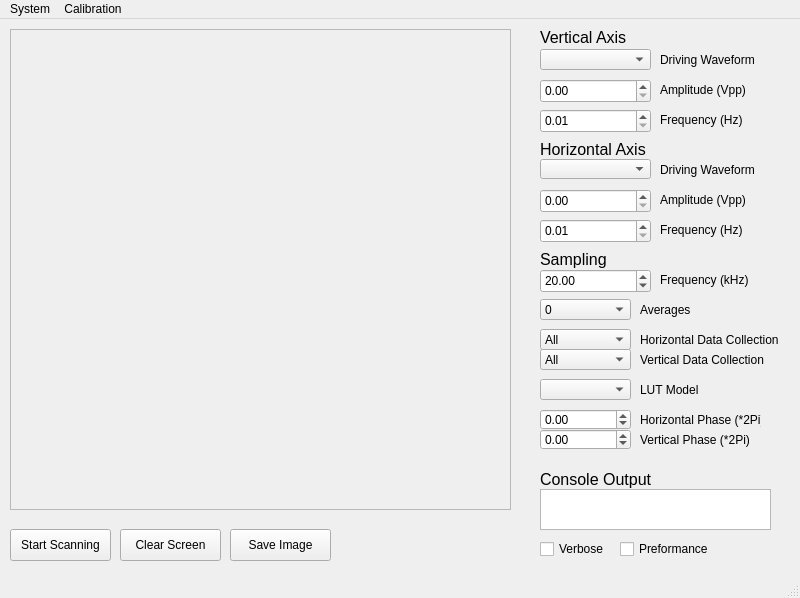
Before: the Qt Designer form Version 2.0/Software/Main/QT Application v4/Testbench.ui in Eblanken/Prakash_AWESEM, drawn with Qt 5.
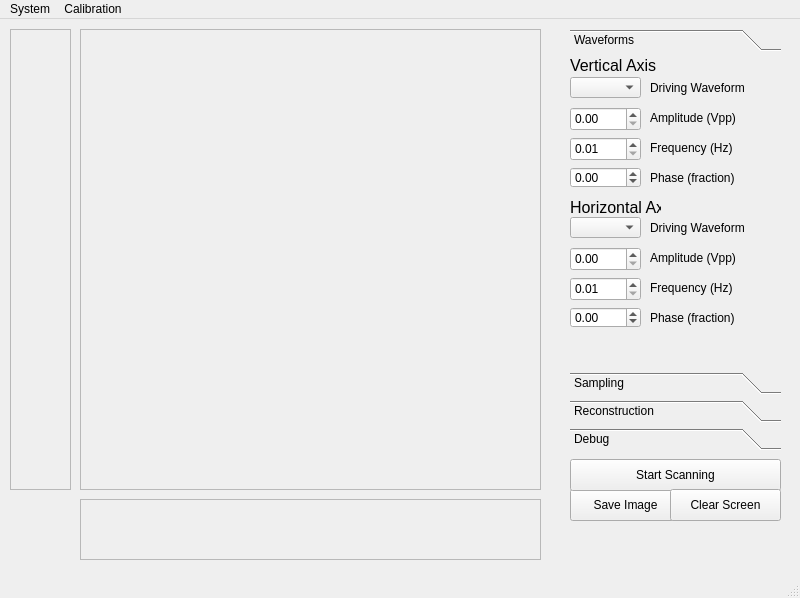
After: the same form once the commit is applied.

What changed in the file:
```diff
--- a/Version 2.0/Software/Main/QT Application v4/Testbench.ui
+++ b/Version 2.0/Software/Main/QT Application v4/Testbench.ui
@@ -14,114 +14,82 @@
    <string>MainWindow</string>
   </property>
   <widget class="QWidget" name="centralwidget">
-   <widget class="QDoubleSpinBox" name="Vertical_Amplitude_Spinbox">
+   <widget class="QPushButton" name="Save_Pushbutton">
     <property name="geometry">
      <rect>
-      <x>540</x>
-      <y>60</y>
+      <x>570</x>
+      <y>470</y>
       <width>111</width>
-      <height>24</height>
+      <height>32</height>
      </rect>
     </property>
-    <property name="keyboardTracking">
-     <bool>false</bool>
+    <property name="text">
+     <string>Save Image</string>
     </property>
-    <property name="maximum">
-     <double>3.300000000000000</double>
-    </property>
-    <property name="singleStep">
-     <double>0.100000000000000</double>
-    </property>
    </widget>
-   <widget class="QDoubleSpinBox" name="Vertical_Frequency_Spinbox">
+   <widget class="QPushButton" name="Scan_Pushbutton">
     <property name="geometry">
      <rect>
-      <x>540</x>
-      <y>90</y>
-      <width>111</width>
-      <height>24</height>
+      <x>570</x>
+      <y>440</y>
+      <width>211</width>
+      <height>32</height>
      </rect>
     </property>
-    <property name="keyboardTracking">
-     <bool>false</bool>
+    <property name="text">
+     <string>Start Scanning</string>
     </property>
-    <property name="minimum">
-     <double>0.010000000000000</double>
-    </property>
-    <property name="maximum">
-     <double>200.000000000000000</double>
-    </property>
-    <property name="singleStep">
-     <double>0.010000000000000</double>
-    </property>
-    <property name="value">
-     <double>0.010000000000000</double>
-    </property>
    </widget>
-   <widget class="QDoubleSpinBox" name="Horizontal_Frequency_Spinbox">
+   <widget class="QLabel" name="Plotter_Label">
     <property name="geometry">
      <rect>
-      <x>540</x>
-      <y>200</y>
-      <width>111</width>
-      <height>24</height>
+      <x>80</x>
+      <y>10</y>
+      <width>461</width>
+      <height>461</height>
      </rect>
     </property>
-    <property name="keyboardTracking">
-     <bool>false</bool>
+    <property name="frameShape">
+     <enum>QFrame::StyledPanel</enum>
     </property>
-    <property name="minimum">
-     <double>0.010000000000000</double>
+    <property name="text">
+     <string/>
     </property>
-    <property name="maximum">
-     <double>200.000000000000000</double>
-    </property>
-    <property name="singleStep">
-     <double>0.010000000000000</double>
-    </property>
    </widget>
-   <widget class="QDoubleSpinBox" name="Horizontal_Amplitude_Spinbox">
+   <widget class="QPushButton" name="Clear_Pushbutton">
     <property name="geometry">
      <rect>
-      <x>540</x>
-      <y>170</y>
+      <x>670</x>
+      <y>470</y>
       <width>111</width>
-      <height>24</height>
+      <height>32</height>
      </rect>
     </property>
-    <property name="keyboardTracking">
-     <bool>false</bool>
+    <property name="text">
+     <string>Clear Screen</string>
     </property>
-    <property name="maximum">
-     <double>3.300000000000000</double>
-    </property>
-    <property name="singleStep">
-     <double>0.100000000000000</double>
-    </property>
    </widget>
-   <widget class="QLabel" name="Horizontal_Title_Label">
+   <widget class="QToolBox" name="toolBox">
     <property name="geometry">
      <rect>
-      <x>540</x>
-      <y>120</y>
-      <width>241</width>
-      <height>21</height>
+      <x>570</x>
+      <y>10</y>
+      <width>211</width>
+      <height>421</height>
      </rect>
     </property>
-    <property name="font">
-     <font>
-      <pointsize>12</pointsize>
-     </font>
+    <property name="currentIndex">
+     <number>0</number>
     </property>
-    <property name="text">
-     <string>Horizontal Axis</string>
-    </property>
-   </widget>
+    <widget class="QWidget" name="page_3">
+     <attribute name="label">
+      <string>Waveforms</string>
+     </attribute>
    <widget class="QLabel" name="Vertical_Title_Label">
     <property name="geometry">
      <rect>
-      <x>540</x>
-      <y>10</y>
+        <x>0</x>
+        <y>0</y>
       <width>191</width>
       <height>16</height>
      </rect>
@@ -135,57 +103,53 @@
      <string>Vertical Axis</string>
     </property>
    </widget>
-   <widget class="QLabel" name="Horizontal_Amplitude_Label">
-    <property name="geometry">
-     <rect>
-      <x>660</x>
-      <y>170</y>
-      <width>111</width>
-      <height>21</height>
-     </rect>
-    </property>
-    <property name="text">
-     <string>Amplitude (Vpp)</string>
-    </property>
-   </widget>
-   <widget class="QLabel" name="Horizontal_Frequency_Label">
-    <property name="geometry">
-     <rect>
-      <x>660</x>
-      <y>200</y>
-      <width>101</width>
-      <height>21</height>
-     </rect>
-    </property>
-    <property name="text">
-     <string>Frequency (Hz)</string>
-    </property>
-   </widget>
    <widget class="QComboBox" name="Vertical_Waveform_Combobox">
     <property name="geometry">
      <rect>
-      <x>540</x>
-      <y>30</y>
-      <width>111</width>
+        <x>0</x>
+        <y>20</y>
+        <width>71</width>
       <height>21</height>
      </rect>
     </property>
    </widget>
-   <widget class="QComboBox" name="Horizontal_Waveform_Combobox">
+     <widget class="QLabel" name="Vertical_Waveform_Label">
     <property name="geometry">
      <rect>
-      <x>540</x>
-      <y>140</y>
+        <x>80</x>
+        <y>20</y>
       <width>111</width>
-      <height>20</height>
-     </rect>
+        <height>21</height>
+       </rect>
+      </property>
+      <property name="text">
+       <string>Driving Waveform</string>
+      </property>
+     </widget>
+     <widget class="QDoubleSpinBox" name="Vertical_Amplitude_Spinbox">
+      <property name="geometry">
+       <rect>
+        <x>0</x>
+        <y>50</y>
+        <width>71</width>
+        <height>24</height>
+       </rect>
+      </property>
+      <property name="keyboardTracking">
+       <bool>false</bool>
+      </property>
+      <property name="maximum">
+       <double>3.300000000000000</double>
+      </property>
+      <property name="singleStep">
+       <double>0.100000000000000</double>
     </property>
    </widget>
    <widget class="QLabel" name="Vertical_Amplitude_Label">
     <property name="geometry">
      <rect>
-      <x>660</x>
-      <y>60</y>
+        <x>80</x>
+        <y>50</y>
       <width>101</width>
       <height>21</height>
      </rect>
@@ -194,11 +158,36 @@
      <string>Amplitude (Vpp)</string>
     </property>
    </widget>
+     <widget class="QDoubleSpinBox" name="Vertical_Frequency_Spinbox">
+      <property name="geometry">
+       <rect>
+        <x>0</x>
+        <y>80</y>
+        <width>71</width>
+        <height>24</height>
+       </rect>
+      </property>
+      <property name="keyboardTracking">
+       <bool>false</bool>
+      </property>
+      <property name="minimum">
+       <double>0.010000000000000</double>
+      </property>
+      <property name="maximum">
+       <double>200.000000000000000</double>
+      </property>
+      <property name="singleStep">
+       <double>0.010000000000000</double>
+      </property>
+      <property name="value">
+       <double>0.010000000000000</double>
+      </property>
+     </widget>
    <widget class="QLabel" name="Vertical_Frequency_Label">
     <property name="geometry">
      <rect>
-      <x>660</x>
-      <y>90</y>
+        <x>80</x>
+        <y>80</y>
       <width>101</width>
       <height>21</height>
      </rect>
@@ -207,25 +196,12 @@
      <string>Frequency (Hz)</string>
     </property>
    </widget>
-   <widget class="QPushButton" name="Save_Pushbutton">
+     <widget class="QLabel" name="Horizontal_Title_Label">
     <property name="geometry">
      <rect>
-      <x>230</x>
-      <y>510</y>
-      <width>101</width>
-      <height>32</height>
-     </rect>
-    </property>
-    <property name="text">
-     <string>Save Image</string>
-    </property>
-   </widget>
-   <widget class="QLabel" name="Sampling_Title_Label">
-    <property name="geometry">
-     <rect>
-      <x>540</x>
-      <y>230</y>
-      <width>181</width>
+        <x>0</x>
+        <y>140</y>
+        <width>91</width>
       <height>21</height>
      </rect>
     </property>
@@ -235,15 +211,194 @@
      </font>
     </property>
     <property name="text">
+       <string>Horizontal Axis</string>
+      </property>
+     </widget>
+     <widget class="QComboBox" name="Horizontal_Waveform_Combobox">
+      <property name="geometry">
+       <rect>
+        <x>0</x>
+        <y>160</y>
+        <width>71</width>
+        <height>21</height>
+       </rect>
+      </property>
+     </widget>
+     <widget class="QLabel" name="Horizontal_Waveform_Label">
+      <property name="geometry">
+       <rect>
+        <x>80</x>
+        <y>160</y>
+        <width>101</width>
+        <height>21</height>
+       </rect>
+      </property>
+      <property name="text">
+       <string>Driving Waveform</string>
+      </property>
+     </widget>
+     <widget class="QDoubleSpinBox" name="Horizontal_Amplitude_Spinbox">
+      <property name="geometry">
+       <rect>
+        <x>0</x>
+        <y>190</y>
+        <width>71</width>
+        <height>24</height>
+       </rect>
+      </property>
+      <property name="keyboardTracking">
+       <bool>false</bool>
+      </property>
+      <property name="maximum">
+       <double>3.300000000000000</double>
+      </property>
+      <property name="singleStep">
+       <double>0.100000000000000</double>
+      </property>
+     </widget>
+     <widget class="QDoubleSpinBox" name="Horizontal_Frequency_Spinbox">
+      <property name="geometry">
+       <rect>
+        <x>0</x>
+        <y>220</y>
+        <width>71</width>
+        <height>24</height>
+       </rect>
+      </property>
+      <property name="keyboardTracking">
+       <bool>false</bool>
+      </property>
+      <property name="minimum">
+       <double>0.010000000000000</double>
+      </property>
+      <property name="maximum">
+       <double>200.000000000000000</double>
+      </property>
+      <property name="singleStep">
+       <double>0.010000000000000</double>
+      </property>
+     </widget>
+     <widget class="QLabel" name="Horizontal_Amplitude_Label">
+      <property name="geometry">
+       <rect>
+        <x>80</x>
+        <y>190</y>
+        <width>111</width>
+        <height>21</height>
+       </rect>
+      </property>
+      <property name="text">
+       <string>Amplitude (Vpp)</string>
+      </property>
+     </widget>
+     <widget class="QLabel" name="Horizontal_Frequency_Label">
+      <property name="geometry">
+       <rect>
+        <x>80</x>
+        <y>220</y>
+        <width>101</width>
+        <height>21</height>
+       </rect>
+      </property>
+      <property name="text">
+       <string>Frequency (Hz)</string>
+      </property>
+     </widget>
+     <widget class="QDoubleSpinBox" name="Sampling_Phase_Horizontal_Spinbox">
+      <property name="geometry">
+       <rect>
+        <x>0</x>
+        <y>250</y>
+        <width>71</width>
+        <height>21</height>
+       </rect>
+      </property>
+      <property name="keyboardTracking">
+       <bool>false</bool>
+      </property>
+      <property name="minimum">
+       <double>-0.500000000000000</double>
+      </property>
+      <property name="maximum">
+       <double>0.500000000000000</double>
+      </property>
+      <property name="singleStep">
+       <double>0.010000000000000</double>
+      </property>
+      <property name="value">
+       <double>0.000000000000000</double>
+      </property>
+     </widget>
+     <widget class="QLabel" name="Sampling_Phase_Vertical_Label">
+      <property name="geometry">
+       <rect>
+        <x>80</x>
+        <y>110</y>
+        <width>141</width>
+        <height>21</height>
+       </rect>
+      </property>
+      <property name="text">
+       <string>Phase (fraction)</string>
+      </property>
+     </widget>
+     <widget class="QDoubleSpinBox" name="Sampling_Phase_Vertical_Spinbox">
+      <property name="geometry">
+       <rect>
+        <x>0</x>
+        <y>110</y>
+        <width>71</width>
+        <height>21</height>
+       </rect>
+      </property>
+      <property name="keyboardTracking">
+       <bool>false</bool>
+      </property>
+      <property name="minimum">
+       <double>-0.500000000000000</double>
+      </property>
+      <property name="maximum">
+       <double>0.500000000000000</double>
+      </property>
+      <property name="singleStep">
+       <double>0.010000000000000</double>
+      </property>
+      <property name="value">
+       <double>0.000000000000000</double>
+      </property>
+     </widget>
+     <widget class="QLabel" name="Sampling_Phase_Horizonal_Label">
+      <property name="geometry">
+       <rect>
+        <x>80</x>
+        <y>250</y>
+        <width>141</width>
+        <height>21</height>
+       </rect>
+      </property>
+      <property name="text">
+       <string>Phase (fraction)</string>
+      </property>
+     </widget>
+    </widget>
+    <widget class="QWidget" name="page">
+     <property name="geometry">
+      <rect>
+       <x>0</x>
+       <y>0</y>
+       <width>211</width>
+       <height>285</height>
+      </rect>
+     </property>
+     <attribute name="label">
      <string>Sampling</string>
-    </property>
-   </widget>
+     </attribute>
    <widget class="QDoubleSpinBox" name="Sampling_Frequency_Spinbox">
     <property name="geometry">
      <rect>
-      <x>540</x>
-      <y>250</y>
-      <width>111</width>
+        <x>0</x>
+        <y>0</y>
+        <width>81</width>
       <height>24</height>
      </rect>
     </property>
@@ -260,8 +415,8 @@
    <widget class="QLabel" name="Sampling_Frequency_Label">
     <property name="geometry">
      <rect>
-      <x>660</x>
-      <y>250</y>
+        <x>90</x>
+        <y>0</y>
       <width>101</width>
       <height>21</height>
      </rect>
@@ -270,11 +425,46 @@
      <string>Frequency (kHz)</string>
     </property>
    </widget>
+     <widget class="QComboBox" name="Sampling_Averages_Combobox">
+      <property name="geometry">
+       <rect>
+        <x>0</x>
+        <y>30</y>
+        <width>81</width>
+        <height>21</height>
+       </rect>
+      </property>
+      <item>
+       <property name="text">
+        <string>0</string>
+       </property>
+      </item>
+      <item>
+       <property name="text">
+        <string>4</string>
+       </property>
+      </item>
+      <item>
+       <property name="text">
+        <string>8</string>
+       </property>
+      </item>
+      <item>
+       <property name="text">
+        <string>16</string>
+       </property>
+      </item>
+      <item>
+       <property name="text">
+        <string>32</string>
+       </property>
+      </item>
+     </widget>
    <widget class="QLabel" name="Sampling_Averages_Label">
     <property name="geometry">
      <rect>
-      <x>640</x>
-      <y>280</y>
+        <x>90</x>
+        <y>30</y>
       <width>101</width>
       <height>21</height>
      </rect>
@@ -283,25 +473,114 @@
      <string>Averages</string>
     </property>
    </widget>
-   <widget class="QPushButton" name="Scan_Pushbutton">
+    </widget>
+    <widget class="QWidget" name="page_2">
     <property name="geometry">
      <rect>
+       <x>0</x>
+       <y>0</y>
+       <width>211</width>
+       <height>285</height>
+      </rect>
+     </property>
+     <attribute name="label">
+      <string>Reconstruction</string>
+     </attribute>
+     <widget class="QLabel" name="label">
+      <property name="geometry">
+       <rect>
       <x>10</x>
-      <y>510</y>
-      <width>101</width>
-      <height>32</height>
+        <y>30</y>
+        <width>141</width>
+        <height>16</height>
      </rect>
     </property>
     <property name="text">
-     <string>Start Scanning</string>
+       <string>Sample Filter by Axis</string>
+      </property>
+     </widget>
+     <widget class="QComboBox" name="Sampling_Horizontal_Collection_Combobox">
+      <property name="geometry">
+       <rect>
+        <x>10</x>
+        <y>50</y>
+        <width>81</width>
+        <height>21</height>
+       </rect>
+      </property>
+      <item>
+       <property name="text">
+        <string>All</string>
+       </property>
+      </item>
+      <item>
+       <property name="text">
+        <string>Rising</string>
+       </property>
+      </item>
+      <item>
+       <property name="text">
+        <string>Falling</string>
+       </property>
+      </item>
+     </widget>
+     <widget class="QComboBox" name="Sampling_Vertical_Collection_Combobox">
+      <property name="geometry">
+       <rect>
+        <x>10</x>
+        <y>70</y>
+        <width>81</width>
+        <height>21</height>
+       </rect>
+      </property>
+      <item>
+       <property name="text">
+        <string>All</string>
+       </property>
+      </item>
+      <item>
+       <property name="text">
+        <string>Rising</string>
+       </property>
+      </item>
+      <item>
+       <property name="text">
+        <string>Falling</string>
+       </property>
+      </item>
+     </widget>
+     <widget class="QLabel" name="Sampling_Collection_Label">
+      <property name="geometry">
+       <rect>
+        <x>90</x>
+        <y>50</y>
+        <width>71</width>
+        <height>21</height>
+       </rect>
+      </property>
+      <property name="text">
+       <string>Horizontal</string>
+      </property>
+     </widget>
+     <widget class="QLabel" name="Sampling_Collection_Label_2">
+      <property name="geometry">
+       <rect>
+        <x>90</x>
+        <y>70</y>
+        <width>51</width>
+        <height>21</height>
+       </rect>
+      </property>
+      <property name="text">
+       <string>Vertical</string>
     </property>
    </widget>
    <widget class="QComboBox" name="Sampling_LUT_Combobox">
     <property name="geometry">
      <rect>
-      <x>540</x>
-      <y>360</y>
-      <width>91</width>
+        <x>10</x>
+        <y>0</y>
+        <width>81</width>
       <height>21</height>
      </rect>
     </property>
@@ -309,8 +588,8 @@
    <widget class="QLabel" name="Sampling_LUT_Label">
     <property name="geometry">
      <rect>
-      <x>640</x>
-      <y>360</y>
+        <x>90</x>
+        <y>0</y>
       <width>101</width>
       <height>21</height>
      </rect>
@@ -319,59 +598,16 @@
      <string>LUT Model</string>
     </property>
    </widget>
-   <widget class="QDoubleSpinBox" name="Sampling_Phase_Horizontal_Spinbox">
-    <property name="geometry">
-     <rect>
-      <x>540</x>
-      <y>390</y>
-      <width>91</width>
-      <height>21</height>
-     </rect>
-    </property>
-    <property name="keyboardTracking">
-     <bool>false</bool>
-    </property>
-    <property name="minimum">
-     <double>-0.500000000000000</double>
-    </property>
-    <property name="maximum">
-     <double>0.500000000000000</double>
-    </property>
-    <property name="singleStep">
-     <double>0.010000000000000</double>
-    </property>
-    <property name="value">
-     <double>0.000000000000000</double>
-    </property>
-   </widget>
-   <widget class="QLabel" name="Sampling_Phase_Horizonal_Label">
-    <property name="geometry">
-     <rect>
-      <x>640</x>
-      <y>390</y>
-      <width>121</width>
-      <height>21</height>
-     </rect>
-    </property>
-    <property name="text">
-     <string>Horizontal Phase (*2Pi)</string>
-    </property>
-   </widget>
-   <widget class="QTextEdit" name="Console_Output_TextBox">
-    <property name="geometry">
-     <rect>
-      <x>540</x>
-      <y>470</y>
-      <width>231</width>
-      <height>41</height>
-     </rect>
-    </property>
-   </widget>
+    </widget>
+    <widget class="QWidget" name="page_4">
+     <attribute name="label">
+      <string>Debug</string>
+     </attribute>
    <widget class="QLabel" name="Console_Title_Label">
     <property name="geometry">
      <rect>
-      <x>540</x>
-      <y>450</y>
+        <x>0</x>
+        <y>0</y>
       <width>181</width>
       <height>21</height>
      </rect>
@@ -385,11 +621,21 @@
      <string>Console Output</string>
     </property>
    </widget>
+     <widget class="QTextEdit" name="Console_Output_TextBox">
+      <property name="geometry">
+       <rect>
+        <x>0</x>
+        <y>20</y>
+        <width>211</width>
+        <height>71</height>
+       </rect>
+      </property>
+     </widget>
    <widget class="QCheckBox" name="Console_Verbose_Checkbox">
     <property name="geometry">
      <rect>
-      <x>540</x>
-      <y>520</y>
+        <x>0</x>
+        <y>90</y>
       <width>72</width>
       <height>20</height>
      </rect>
@@ -401,9 +647,9 @@
    <widget class="QCheckBox" name="Console_Preformance_Checkbox">
     <property name="geometry">
      <rect>
-      <x>620</x>
-      <y>520</y>
-      <width>91</width>
+        <x>80</x>
+        <y>90</y>
+        <width>101</width>
       <height>20</height>
      </rect>
     </property>
@@ -411,13 +657,31 @@
      <string>Preformance</string>
     </property>
    </widget>
-   <widget class="QLabel" name="Plotter_Label">
+    </widget>
+   </widget>
+   <widget class="QLabel" name="Horizontal_Scale_Label">
+    <property name="geometry">
+     <rect>
+      <x>80</x>
+      <y>480</y>
+      <width>461</width>
+      <height>61</height>
+     </rect>
+    </property>
+    <property name="frameShape">
+     <enum>QFrame::StyledPanel</enum>
+    </property>
+    <property name="text">
+     <string/>
+    </property>
+   </widget>
+   <widget class="QLabel" name="Vertical_Scale_Label">
     <property name="geometry">
      <rect>
       <x>10</x>
       <y>10</y>
-      <width>501</width>
-      <height>481</height>
+      <width>61</width>
+      <height>461</height>
      </rect>
     </property>
     <property name="frameShape">
@@ -427,194 +691,6 @@
      <string/>
     </property>
    </widget>
-   <widget class="QDoubleSpinBox" name="Sampling_Phase_Vertical_Spinbox">
-    <property name="geometry">
-     <rect>
-      <x>540</x>
-      <y>410</y>
-      <width>91</width>
-      <height>21</height>
-     </rect>
-    </property>
-    <property name="keyboardTracking">
-     <bool>false</bool>
-    </property>
-    <property name="minimum">
-     <double>-0.500000000000000</double>
-    </property>
-    <property name="maximum">
-     <double>0.500000000000000</double>
-    </property>
-    <property name="singleStep">
-     <double>0.010000000000000</double>
-    </property>
-    <property name="value">
-     <double>0.000000000000000</double>
-    </property>
-   </widget>
-   <widget class="QLabel" name="Sampling_Phase_Vertical_Label">
-    <property name="geometry">
-     <rect>
-      <x>640</x>
-      <y>410</y>
-      <width>121</width>
-      <height>21</height>
-     </rect>
-    </property>
-    <property name="text">
-     <string>Vertical Phase (*2Pi)</string>
-    </property>
-   </widget>
-   <widget class="QLabel" name="Vertical_Waveform_Label">
-    <property name="geometry">
-     <rect>
-      <x>660</x>
-      <y>30</y>
-      <width>101</width>
-      <height>21</height>
-     </rect>
-    </property>
-    <property name="text">
-     <string>Driving Waveform</string>
-    </property>
-   </widget>
-   <widget class="QLabel" name="Horizontal_Waveform_Label">
-    <property name="geometry">
-     <rect>
-      <x>660</x>
-      <y>140</y>
-      <width>101</width>
-      <height>21</height>
-     </rect>
-    </property>
-    <property name="text">
-     <string>Driving Waveform</string>
-    </property>
-   </widget>
-   <widget class="QLabel" name="Sampling_Collection_Label">
-    <property name="geometry">
-     <rect>
-      <x>640</x>
-      <y>310</y>
-      <width>151</width>
-      <height>21</height>
-     </rect>
-    </property>
-    <property name="text">
-     <string>Horizontal Data Collection</string>
-    </property>
-   </widget>
-   <widget class="QComboBox" name="Sampling_Horizontal_Collection_Combobox">
-    <property name="geometry">
-     <rect>
-      <x>540</x>
-      <y>310</y>
-      <width>91</width>
-      <height>21</height>
-     </rect>
-    </property>
-    <item>
-     <property name="text">
-      <string>All</string>
-     </property>
-    </item>
-    <item>
-     <property name="text">
-      <string>Rising</string>
-     </property>
-    </item>
-    <item>
-     <property name="text">
-      <string>Falling</string>
-     </property>
-    </item>
-   </widget>
-   <widget class="QComboBox" name="Sampling_Averages_Combobox">
-    <property name="geometry">
-     <rect>
-      <x>540</x>
-      <y>280</y>
-      <width>91</width>
-      <height>21</height>
-     </rect>
-    </property>
-    <item>
-     <property name="text">
-      <string>0</string>
-     </property>
-    </item>
-    <item>
-     <property name="text">
-      <string>4</string>
-     </property>
-    </item>
-    <item>
-     <property name="text">
-      <string>8</string>
-     </property>
-    </item>
-    <item>
-     <property name="text">
-      <string>16</string>
-     </property>
-    </item>
-    <item>
-     <property name="text">
-      <string>32</string>
-     </property>
-    </item>
-   </widget>
-   <widget class="QPushButton" name="Clear_Pushbutton">
-    <property name="geometry">
-     <rect>
-      <x>120</x>
-      <y>510</y>
-      <width>101</width>
-      <height>32</height>
-     </rect>
-    </property>
-    <property name="text">
-     <string>Clear Screen</string>
-    </property>
-   </widget>
-   <widget class="QComboBox" name="Sampling_Vertical_Collection_Combobox">
-    <property name="geometry">
-     <rect>
-      <x>540</x>
-      <y>330</y>
-      <width>91</width>
-      <height>21</height>
-     </rect>
-    </property>
-    <item>
-     <property name="text">
-      <string>All</string>
-     </property>
-    </item>
-    <item>
-     <property name="text">
-      <string>Rising</string>
-     </property>
-    </item>
-    <item>
-     <property name="text">
-      <string>Falling</string>
-     </property>
-    </item>
-   </widget>
-   <widget class="QLabel" name="Sampling_Collection_Label_2">
-    <property name="geometry">
-     <rect>
-      <x>640</x>
-      <y>330</y>
-      <width>151</width>
-      <height>21</height>
-     </rect>
-    </property>
-    <property name="text">
-     <string>Vertical Data Collection</string>
-    </property>
-   </widget>
   </widget>
   <widget class="QStatusBar" name="statusbar"/>
   <widget class="QMenuBar" name="menubar">
```
Lines whose indentation alone changed are shown as unchanged.
